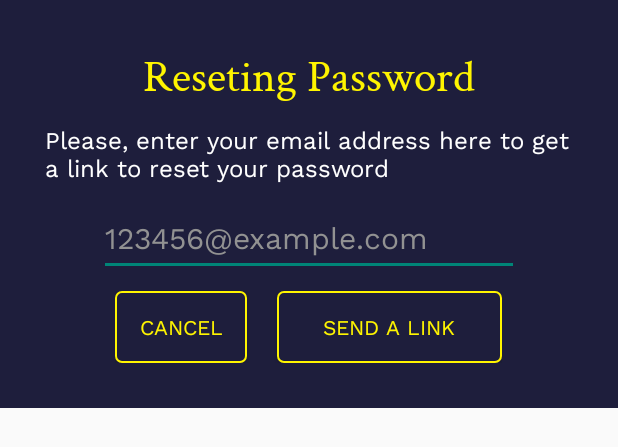
After one commit to AmerBiro/Fitness_App, an Android app: the layout alert_dialog_forgot_password.xml on its own in the app's theme, with its tools: preview values and no code run, on a phone screen of 412 x 824 dp. The commit adds this screen. Shown: the top 447 px of the screen. Run offline under Robolectric (Android 15) with nearby library versions, the phone set to English and light mode, and no system bars.

Commit message:
Designing forgot password alert dialog

```diff
--- a/app/src/main/java/com/example/fitnessapp/registration/Registration.java
+++ b/app/src/main/java/com/example/fitnessapp/registration/Registration.java
@@ -1,5 +1,6 @@
 package com.example.fitnessapp.registration;
 
+import android.app.Dialog;
 import android.os.Bundle;
 
 import androidx.annotation.NonNull;
@@ -11,6 +12,7 @@ import androidx.navigation.Navigation;
 import android.view.LayoutInflater;
 import android.view.View;
 import android.view.ViewGroup;
+import android.widget.Button;
 import android.widget.EditText;
 import android.widget.Toast;
 
@@ -56,6 +58,13 @@ public class Registration extends Fragment {
             }
         });
 
+        binding.idForgotPassword.setOnClickListener(new View.OnClickListener() {
+            @Override
+            public void onClick(View v) {
+                showAlertDialog();
+            }
+        });
+
         binding.idCreateAccount.setOnClickListener(new View.OnClickListener() {
             @Override
             public void onClick(View v) {
@@ -72,5 +81,38 @@ public class Registration extends Fragment {
             Toast.makeText(getContext(), "100", 0).show();
     }
 
+    private void showAlertDialog() {
+        Dialog dialog = new Dialog(getActivity());
+        dialog.setContentView(R.layout.alert_dialog_forgot_password);
+
+        EditText editText = dialog.findViewById(R.id.id_email);
+        Button send_a_link = dialog.findViewById(R.id.id_send_a_link);
+        Button cancel = dialog.findViewById(R.id.id_cancel);
+
+        dialog.setCancelable(false);
+
+        cancel.setOnClickListener(new View.OnClickListener() {
+            @Override
+            public void onClick(View v) {
+                dialog.cancel();
+            }
+        });
+
+        send_a_link.setOnClickListener(new View.OnClickListener() {
+            @Override
+            public void onClick(View v) {
+                if (editText.getText().toString().isEmpty()) {
+                    editText.setError("Please, enter your email");
+                    return;
+                }else{
+                    Toast.makeText(getActivity(), "A link has been sent to you", 0).show();
+                    dialog.cancel();
+                }
+            }
+        });
+
+        dialog.show();
+
+    }
 
 }
--- /dev/null
+++ b/app/src/main/res/drawable/alert_dialog.xml
@@ -0,0 +1,11 @@
+<?xml version="1.0" encoding="utf-8"?>
+<selector xmlns:android="http://schemas.android.com/apk/res/android">
+
+    <item>
+        <shape>
+            <solid android:color="@color/ColorAccentDark"/>
+        </shape>
+    </item>
+
+
+</selector>
--- /dev/null
+++ b/app/src/main/res/layout/alert_dialog_forgot_password.xml
@@ -0,0 +1,77 @@
+<?xml version="1.0" encoding="utf-8"?>
+<LinearLayout xmlns:android="http://schemas.android.com/apk/res/android"
+    xmlns:app="http://schemas.android.com/apk/res-auto"
+    android:orientation="vertical"
+    android:layout_width="wrap_content"
+    android:layout_height="wrap_content"
+    android:background="@drawable/alert_dialog"
+    android:padding="30dp"
+    android:gravity="center"
+    >
+
+    <TextView
+        style="@style/title"
+        android:layout_width="wrap_content"
+        android:layout_height="wrap_content"
+        android:text="@string/forgot_password_alert_dialog"
+        android:textSize="30sp"
+        />
+
+    <TextView
+        android:layout_width="wrap_content"
+        android:layout_height="wrap_content"
+        android:text="@string/forgot_password_text"
+        style="@style/sub_title"
+        android:textSize="16sp"
+        android:layout_marginTop="10dp"
+        />
+
+
+    <EditText
+        android:id="@+id/id_email"
+        android:layout_width="wrap_content"
+        android:layout_height="wrap_content"
+        android:hint="@string/example"
+        style="@style/field"
+        android:textSize="20sp"
+        android:textColorHint="@color/ColorLightText"
+        android:layout_marginTop="10dp"
+        android:inputType="textEmailAddress"
+        android:ems="12"
+        />
+
+    <LinearLayout
+        android:layout_width="wrap_content"
+        android:layout_height="wrap_content"
+        android:orientation="horizontal"
+        android:layout_gravity="center"
+        android:layout_marginTop="10dp"
+        >
+
+        <Button
+            android:id="@+id/id_cancel"
+            android:layout_width="wrap_content"
+            android:layout_height="wrap_content"
+            android:text="@string/cancel"
+            android:textSize="14sp"
+            style="@style/button"
+            android:background="@drawable/list_programs"
+            android:textAllCaps="false"
+
+            />
+
+        <Button
+            android:id="@+id/id_send_a_link"
+            android:layout_width="150dp"
+            android:layout_height="wrap_content"
+            android:text="@string/send_a_link"
+            style="@style/button"
+            android:textSize="14sp"
+            android:background="@drawable/list_programs"
+            android:textAllCaps="false"
+            android:layout_marginLeft="20dp"
+            />
+
+    </LinearLayout>
+
+</LinearLayout>
--- a/app/src/main/res/values/strings.xml
+++ b/app/src/main/res/values/strings.xml
@@ -15,6 +15,12 @@
     <string name="sign_in">Sign in</string>
     <string name="forgot_password">Forgot Password?</string>
     <string name="create_account">Create account</string>
+
+    <string name="forgot_password_alert_dialog">Reseting Password </string>
+    <string name="forgot_password_text" >Please, enter your email address here to get a link to reset your password</string>
+    <string name="example" >123456@example.com</string>
+    <string name="send_a_link" >SEND A LINK</string>
+    <string name="cancel" >CANCEL</string>
 
 
     <string name="Platform">Select a platform</string>
```
